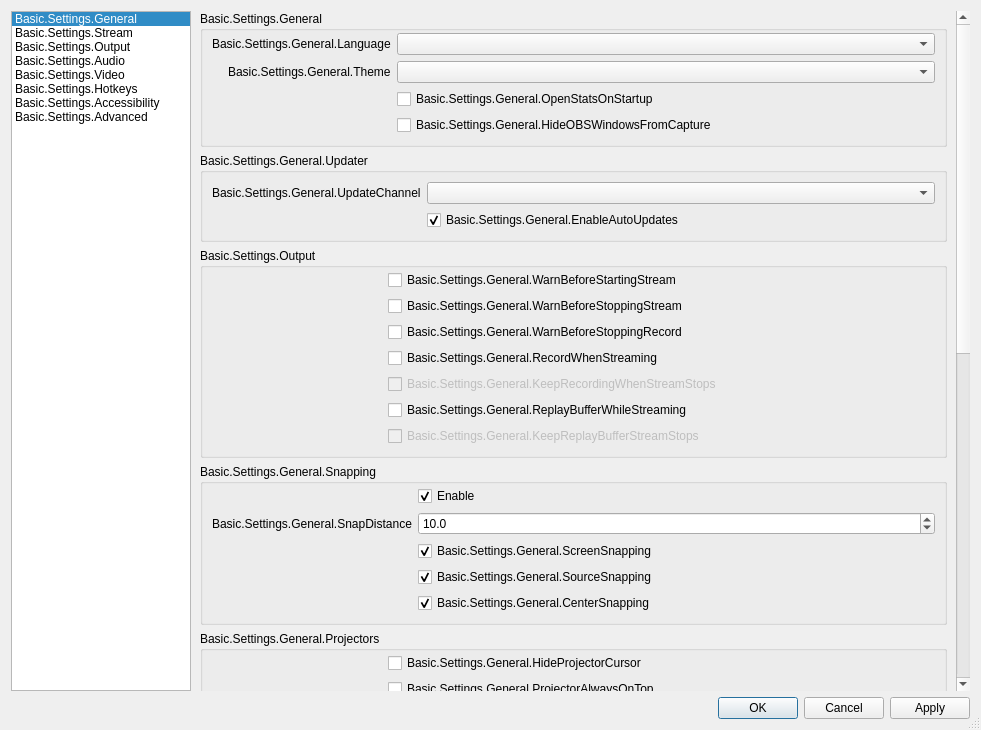
The window that UI/forms/OBSBasicSettings.ui (tytan652/obs-studio) describes before a commit, drawn with Qt 5.
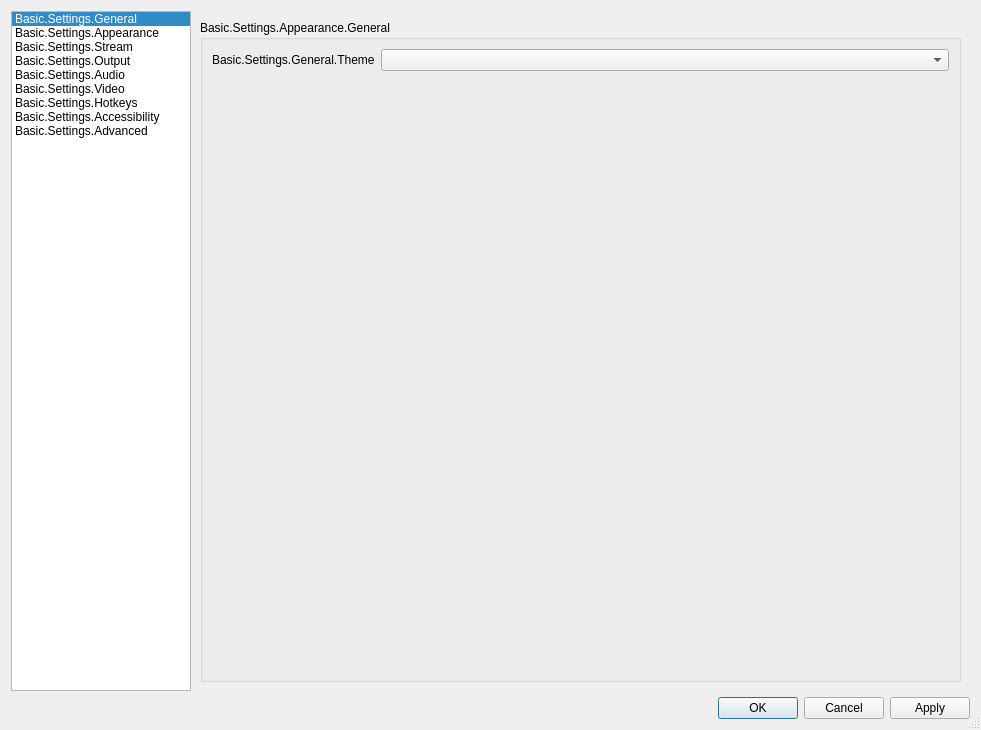
The same window after the commit. The open tabs and pages were chosen to show the change. Icons and pictures are not drawn. Custom widgets are drawn as their Qt base class.

Commit message: UI: Add 'Appearance' settings page

```diff
--- a/UI/forms/OBSBasicSettings.ui
+++ b/UI/forms/OBSBasicSettings.ui
@@ -69,6 +69,15 @@
           <normaloff>:/settings/images/settings/general.svg</normaloff>:/settings/images/settings/general.svg</iconset>
         </property>
        </item>
+       <item>
+        <property name="text">
+         <string>Basic.Settings.Appearance</string>
+        </property>
+        <property name="icon">
+         <iconset resource="obs.qrc">
+          <normaloff>:/settings/images/settings/appearance.svg</normaloff>:/settings/images/settings/appearance.svg</iconset>
+        </property>
+       </item>
        <item>
         <property name="text">
          <string>Basic.Settings.Stream</string>
@@ -227,19 +236,6 @@
                     <widget class="QComboBox" name="language"/>
                    </item>
                    <item row="1" column="0">
-                    <widget class="QLabel" name="label_42">
-                     <property name="text">
-                      <string>Basic.Settings.General.Theme</string>
-                     </property>
-                     <property name="buddy">
-                      <cstring>theme</cstring>
-                     </property>
-                    </widget>
-                   </item>
-                   <item row="1" column="1">
-                    <widget class="QComboBox" name="theme"/>
-                   </item>
-                   <item row="2" column="0">
                     <spacer name="horizontalSpacer_3">
                      <property name="orientation">
                       <enum>Qt::Horizontal</enum>
@@ -255,14 +251,14 @@
                      </property>
                     </spacer>
                    </item>
-                   <item row="2" column="1">
+                   <item row="1" column="1">
                     <widget class="QCheckBox" name="openStatsOnStartup">
                      <property name="text">
                       <string>Basic.Settings.General.OpenStatsOnStartup</string>
                      </property>
                     </widget>
                    </item>
-                   <item row="3" column="1">
+                   <item row="2" column="1">
                     <widget class="QCheckBox" name="hideOBSFromCapture">
                      <property name="toolTip">
                       <string>Basic.Settings.General.HideOBSWindowsFromCapture.Tooltip</string>
@@ -890,6 +886,90 @@
          </item>
         </layout>
        </widget>
+       <widget class="QWidget" name="appearancePage">
+        <layout class="QVBoxLayout" name="formLayout_69">
+         <property name="leftMargin">
+          <number>0</number>
+         </property>
+         <property name="topMargin">
+          <number>0</number>
+         </property>
+         <property name="rightMargin">
+          <number>0</number>
+         </property>
+         <property name="bottomMargin">
+          <number>0</number>
+         </property>
+         <item>
+          <widget class="QScrollArea" name="scrollArea_420">
+           <property name="frameShape">
+            <enum>QFrame::NoFrame</enum>
+           </property>
+           <property name="frameShadow">
+            <enum>QFrame::Plain</enum>
+           </property>
+           <property name="widgetResizable">
+            <bool>true</bool>
+           </property>
+           <widget class="QWidget" name="appearancePageContents">
+            <property name="geometry">
+             <rect>
+              <x>0</x>
+              <y>0</y>
+              <width>781</width>
+              <height>680</height>
+             </rect>
+            </property>
+            <layout class="QVBoxLayout" name="verticalLayout_1337">
+             <property name="leftMargin">
+              <number>0</number>
+             </property>
+             <property name="topMargin">
+              <number>0</number>
+             </property>
+             <property name="rightMargin">
+              <number>0</number>
+             </property>
+             <property name="bottomMargin">
+              <number>0</number>
+             </property>
+             <item>
+              <widget class="QFrame" name="appearanceFrame">
+               <layout class="QVBoxLayout" name="verticalLayout_30">
+                <item>
+                 <widget class="QGroupBox" name="appearanceGeneral">
+                  <property name="title">
+                   <string>Basic.Settings.Appearance.General</string>
+                  </property>
+                  <property name="checkable">
+                   <bool>false</bool>
+                  </property>
+                  <layout class="QFormLayout" name="formLayout_37">
+                   <item row="0" column="0">
+                    <widget class="QLabel" name="label_45">
+                     <property name="text">
+                      <string>Basic.Settings.General.Theme</string>
+                     </property>
+                     <property name="buddy">
+                      <cstring>theme</cstring>
+                     </property>
+                    </widget>
+                   </item>
+                   <item row="0" column="1">
+                    <widget class="QComboBox" name="theme"/>
+                   </item>
+                  </layout>
+                 </widget>
+                </item>
+               </layout>
+              </widget>
+             </item>
+            </layout>
+           </widget>
+          </widget>
+         </item>
+        </layout>
+       </widget>
        <widget class="QWidget" name="streamPage">
         <layout class="QVBoxLayout" name="verticalLayout_5">
          <property name="leftMargin">
```
Left out of the diff: 30 changed lines with no effect on the pictures. The commit also changes 6 other files.
